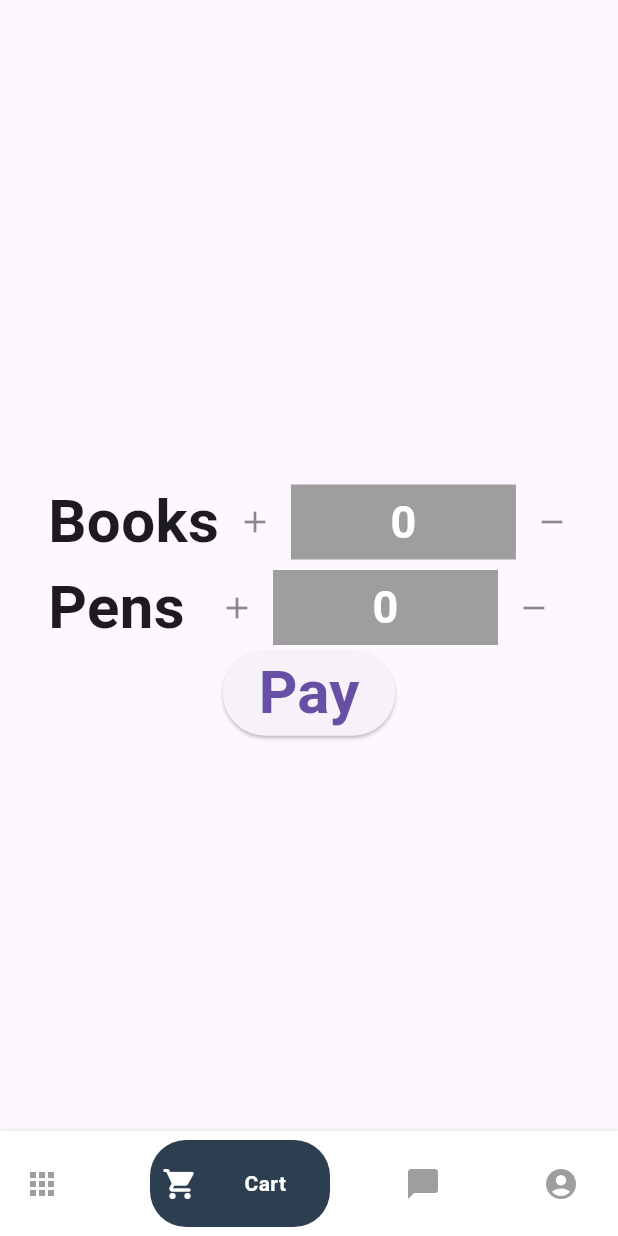
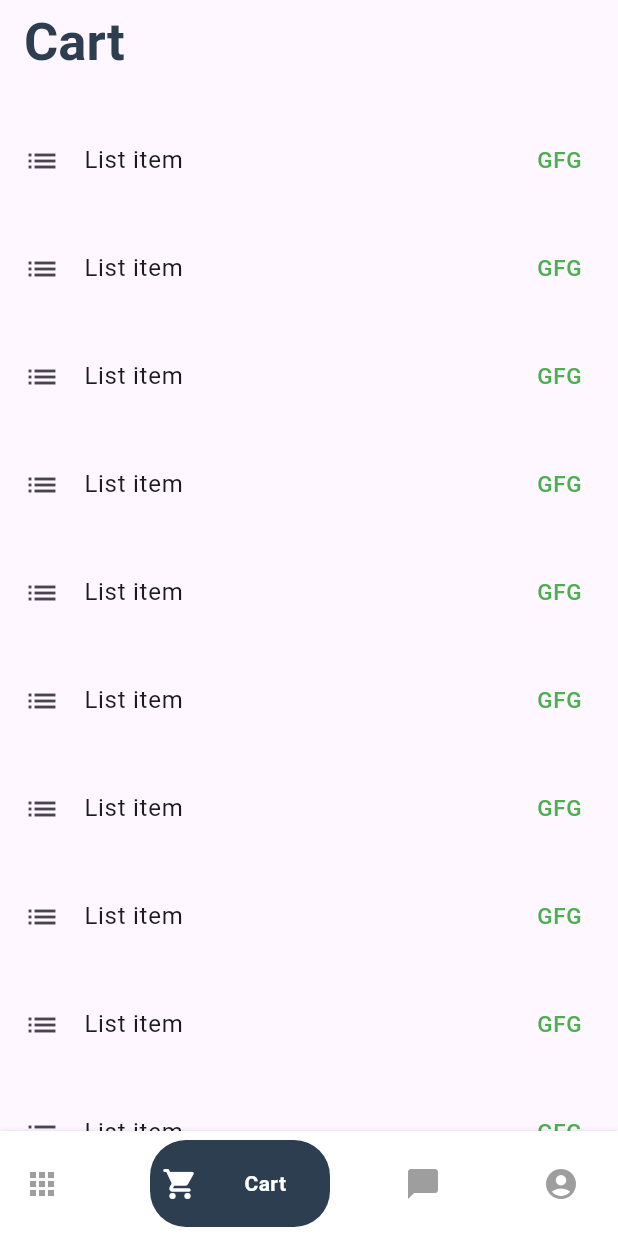
Before and after one commit to SimoHimo/Yokubo, a Flutter app: the screen it shows after launch, item 2 of the bottom bar chosen, on a phone screen of 412 x 824 dp. Run offline on Flutter 3.47's test engine with Material 2 defaults, Android fonts, the phone set to English and light mode, and no system bars; our stand-ins replace carousel_slider, custom_radio_grouped_button, font_awesome_flutter, get, google_fonts.

Commit message:
adding cart page

```diff
--- a/lib/pages/Cart/cart_page.dart
+++ b/lib/pages/Cart/cart_page.dart
@@ -15,91 +15,29 @@ class _CartPageState extends State<CartPage> {
   @override
   Widget build(BuildContext context) {
     return Scaffold(
-      appBar: AppBar(),
+      appBar: AppBar(title: const Text("Cart",style: TextStyle(fontSize: 35, fontWeight: FontWeight.bold,color: Color(0xff2c3e50)),),),
       body: Container(
-          padding: EdgeInsets.all(32),
-          child: Column(
-            mainAxisAlignment: MainAxisAlignment.center,
-            children: [
-              Row(
-                children: [
-                  Text(
-                    "Books",
-                    style: TextStyle(fontSize: 40, fontWeight: FontWeight.bold),
-                  ),
-                  Expanded(child: SizedBox(),),
-                  IconButton(
-                    onPressed: () {
-                      c.book_increment();
+          //padding: EdgeInsets.all(32),
+          child: ListView.builder(
+              padding: EdgeInsets.symmetric(vertical: 15),
+              physics: BouncingScrollPhysics(),
+              itemCount: 15,
+              itemBuilder: (context,i){
+
+                return ListTile(
+                    visualDensity: VisualDensity(vertical: 4),
+                    onTap: () {
+                      print("");
                     },
-                    icon: const Icon(
-                      Icons.add,
-                      color: Colors.black45,
+                    leading: const Icon(Icons.list),
+                    trailing: const Text(
+                      "GFG",
+                      style: TextStyle(color: Colors.green, fontSize: 15),
                     ),
-                  ),
-                  Container(
-                    height: 50,
-                    width: 150,
-                    color: Colors.grey,
-                    child: Center(
-                        child: Obx(() => Text("${c.books.toString()}",
-                            style: TextStyle(
-                                fontWeight: FontWeight.bold,
-                                color: Colors.white,
-                                fontSize: 30)))),
-                  ),
-                  IconButton(
-                    onPressed: () {
-                      c.book_decrement();
-                    },
-                    icon: const Icon(
-                      Icons.remove,
-                      color: Colors.black45,
-                    ),
-                  ),
-                ],
-              ),
-              Row(
-                children: [
-                  Text(
-                    "Pens",
-                    style: TextStyle(fontSize: 40, fontWeight: FontWeight.bold),
-                  ),
-                  Expanded(child: SizedBox(),),
-                  IconButton(
-                    onPressed: () {
-                      c.pen_increment();
-                    },
-                    icon: const Icon(
-                      Icons.add,
-                      color: Colors.black45,
-                    ),
-                  ),
-                  Container(
-                    height: 50,
-                    width: 150,
-                    color: Colors.grey,
-                    child: Center(
-                        child: Obx(() => Text("${c.pens.toString()}",
-                            style: TextStyle(
-                                fontWeight: FontWeight.bold,
-                                color: Colors.white,
-                                fontSize: 30)))),
-                  ),
-                  IconButton(
-                    onPressed: () {
-                      c.pen_decrement();
-                    },
-                    icon: const Icon(
-                      Icons.remove,
-                      color: Colors.black45,
-                    ),
-                  ),
-                ],
-              ),
-              ElevatedButton(onPressed: (){}, child: Text("Pay",style: TextStyle(fontSize: 40, fontWeight: FontWeight.bold),))
-            ],
-          )),
-    );
+                    title: Text("List item "));
+
+
+              }),
+    ));
   }
 }
```
Also changed, not shown: lib/pages/Home/homepage.dart (+4 -7 lines), lib/pages/Messeges/messege_page.dart (+63 -11 lines), lib/pages/Product/product_page.dart (+46 -34 lines), assets/images/camera.jpg (added), assets/images/model.jpg (added), 5 other files.
